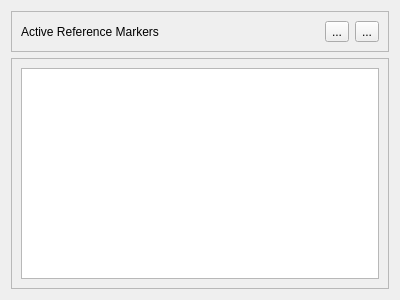
BrendonWatsonLab/PhoPyQtTimelinePlotter, file GUI/UI/ReferenceMarkViewer/ReferenceMarkViewer.ui: the form before one commit.
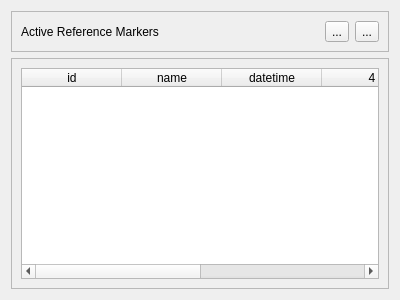
The form after the commit.

Commit message: Working replacement of programmatic list

Diff of the .ui file:
```diff
--- a/GUI/UI/ReferenceMarkViewer/ReferenceMarkViewer.ui
+++ b/GUI/UI/ReferenceMarkViewer/ReferenceMarkViewer.ui
@@ -57,7 +57,32 @@
      </property>
      <layout class="QVBoxLayout" name="verticalLayout">
       <item>
-       <widget class="QTableWidget" name="tableWidget"/>
+       <widget class="QTableWidget" name="tableWidget">
+        <property name="selectionBehavior">
+         <enum>QAbstractItemView::SelectRows</enum>
+        </property>
+        <property name="columnCount">
+         <number>6</number>
+        </property>
+        <column>
+         <property name="text">
+          <string>id</string>
+         </property>
+        </column>
+        <column>
+         <property name="text">
+          <string>name</string>
+         </property>
+        </column>
+        <column>
+         <property name="text">
+          <string>datetime</string>
+         </property>
+        </column>
+        <column/>
+        <column/>
+        <column/>
+       </widget>
       </item>
      </layout>
     </widget>
```
The commit also changes 2 other files.
